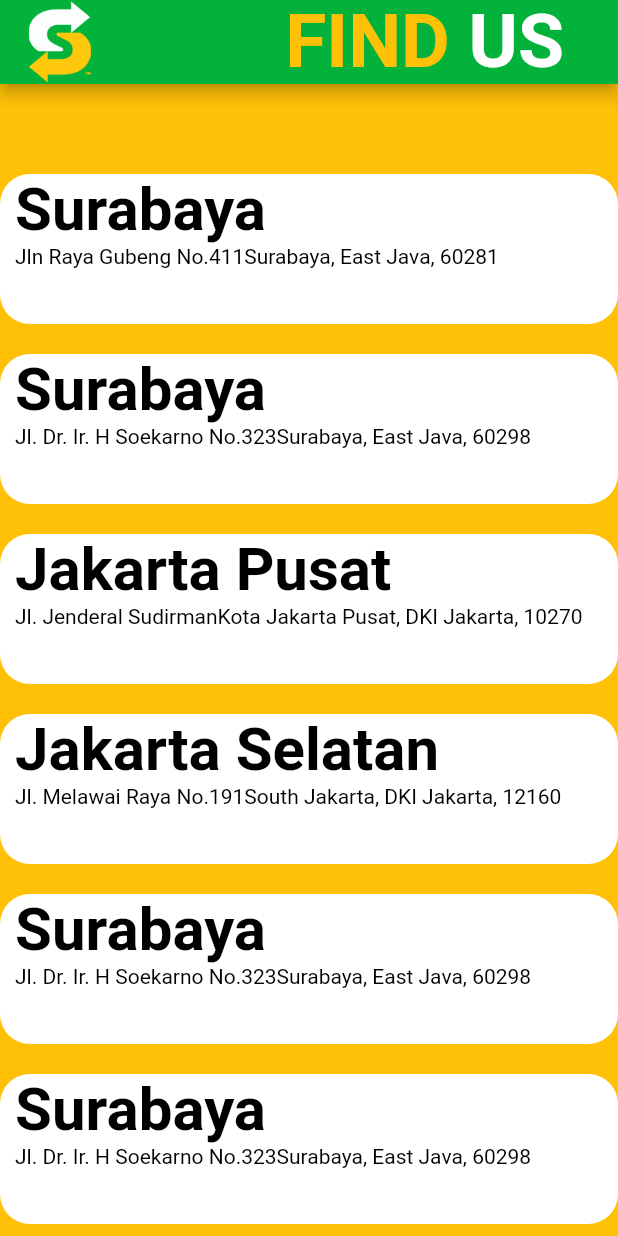
After one commit to AirlanggaDS/ProjekSubway_PemMob, a Flutter app: the Location screen opened directly, on a phone screen of 412 x 824 dp. The commit adds this screen. Run offline on Flutter 3.47's test engine with Material 2 defaults, Android fonts, the phone set to English and light mode, and no system bars.

Commit message:
nambah tombol back di AboutUs + nambah location

```diff
--- a/lib/Drawer.dart
+++ b/lib/Drawer.dart
@@ -3,6 +3,7 @@
 import 'package:flutter/src/widgets/placeholder.dart';
 import 'package:projek_kelompok/pages/AboutUs.dart';
 import 'package:projek_kelompok/pages/Login.dart';
+import 'package:projek_kelompok/pages/location.dart';
 import 'package:projek_kelompok/pages/menu.dart';
 import 'package:projek_kelompok/pages/profil.dart';
 import 'package:projek_kelompok/pages/reward.dart';
@@ -46,6 +47,14 @@
                 );
               }
             ),
+          _drawerItem(
+            icon: Icons.location_city,
+            text: 'Location',
+            onTap: (){
+              Navigator.push(context,
+              MaterialPageRoute(builder: (context)=>Location())
+            );
+          }),
           Divider(height: 25,thickness: 1,),
           Padding(padding: EdgeInsets.only(left: 20.0, bottom: 10)),
           _drawerItem(
--- a/lib/pages/AboutUs.dart
+++ b/lib/pages/AboutUs.dart
@@ -50,7 +50,10 @@
                 title: Text('Rayhan Azazaka Firdaus Muzakom',style: TextStyle(color: Colors.white),),
                 subtitle: Text('082111633059', style: TextStyle(color: Colors.white),),
               ),
-            )
+            ),
+            IconButton(onPressed: (){
+              Navigator.pop(context);
+            }, icon: Icon(Icons.arrow_back))
           ],
         ),
       ),
--- /dev/null
+++ b/lib/pages/location.dart
@@ -0,0 +1,138 @@
+import 'package:flutter/material.dart';
+import 'package:flutter/src/widgets/framework.dart';
+import 'package:flutter/src/widgets/placeholder.dart';
+
+class Location extends StatelessWidget {
+  const Location({super.key});
+
+  @override
+  Widget build(BuildContext context) {
+    return Scaffold(
+      backgroundColor: Colors.amber,
+      appBar: AppBar(
+        backgroundColor: Color.fromARGB(255, 3, 178, 58),
+          leading: Padding(
+            padding: EdgeInsets.only(left: 10),
+            child: Container(
+              child: InkWell(
+                onTap: (){
+                  Navigator.pop(context);
+                },
+                child: Image.asset(
+                  "images/logo1.png",
+                  width: 200,
+                  height: 200,
+                  alignment: Alignment.center,
+                ),
+              ),
+            ),
+          ),
+          leadingWidth: 70,
+          title: Padding(
+            padding: EdgeInsets.only( right: 20),
+            child: Row(
+              children: [
+                const Text(
+                  " FIND",
+                  style: TextStyle(
+                      color: Colors.amber,
+                      fontSize: 50,
+                      fontWeight: FontWeight.bold),
+                ),
+                const Text(
+                  " US",
+                  style: TextStyle(
+                      color: Color.fromARGB(255, 255, 255, 255),
+                      fontSize: 50,
+                      fontWeight: FontWeight.bold),
+                  textAlign: TextAlign.right,
+                ),
+              ],
+              mainAxisAlignment: MainAxisAlignment.end,
+              mainAxisSize: MainAxisSize.max,
+            ),
+          ),
+      ),
+      body:
+      Center(
+        child: ListView(
+          children: [
+            Padding(
+              padding: const EdgeInsets.only(top: 60 ),
+              child: LocationContainer(Kota: 'Surabaya', Alamat: 'Jln Raya Gubeng No.411Surabaya, East Java, 60281'),
+            ),
+            Padding(
+              padding: const EdgeInsets.only(top: 20),
+              child: LocationContainer(Kota: 'Surabaya', Alamat: 'Jl. Dr. Ir. H Soekarno No.323Surabaya, East Java, 60298'),
+            ),
+            Padding(
+              padding: const EdgeInsets.only(top: 20),
+              child: LocationContainer(Kota: 'Jakarta Pusat', Alamat: 'Jl. Jenderal SudirmanKota Jakarta Pusat, DKI Jakarta, 10270'),
+            ),
+            Padding(
+              padding: const EdgeInsets.only(top: 20),
+              child: LocationContainer(Kota: 'Jakarta Selatan', Alamat: 'Jl. Melawai Raya No.191South Jakarta, DKI Jakarta, 12160'),
+            ),
+            Padding(
+              padding: const EdgeInsets.only(top: 20),
+              child: LocationContainer(Kota: 'Surabaya', Alamat: 'Jl. Dr. Ir. H Soekarno No.323Surabaya, East Java, 60298'),
+            ),
+            Padding(
+              padding: const EdgeInsets.only(top: 20),
+              child: LocationContainer(Kota: 'Surabaya', Alamat: 'Jl. Dr. Ir. H Soekarno No.323Surabaya, East Java, 60298'),
+            ),
+            Padding(
+              padding: const EdgeInsets.only(top: 20),
+              child: LocationContainer(Kota: 'Surabaya', Alamat: 'Jl. Dr. Ir. H Soekarno No.323Surabaya, East Java, 60298'),
+            ),
+            Padding(
+              padding: const EdgeInsets.only(top: 20),
+              child: LocationContainer(Kota: 'Surabaya', Alamat: 'Jl. Dr. Ir. H Soekarno No.323Surabaya, East Java, 60298'),
+            ),
+          ],
+        ),
+      )
+          );
+
+  }
+}
+
+class LocationContainer extends StatelessWidget {
+  final String Kota;
+  final String Alamat;
+   LocationContainer({required this.Kota, required this.Alamat});
+
+  @override
+  Widget build(BuildContext context) {
+    return Container(
+      width: 300,
+      height: 100,
+      decoration: BoxDecoration(
+        color: Colors.white,
+        borderRadius: BorderRadius.circular(20)
+      ),
+      child: Column(
+        crossAxisAlignment: CrossAxisAlignment.start,
+        children: [
+          Padding(
+            padding: const EdgeInsets.only(left: 10),
+            child: Text(Kota,
+            style: TextStyle(
+              color: Colors.black,
+              fontWeight: FontWeight.bold,
+              fontSize: 40,
+            )),
+          ),
+          Padding(
+            padding: const EdgeInsets.only(left: 10),
+            child: Text(Alamat,
+            style: TextStyle(
+              color: Colors.black,
+
+            ),),
+          )
+        ],
+      ),
+    );
+  }
+}
```
